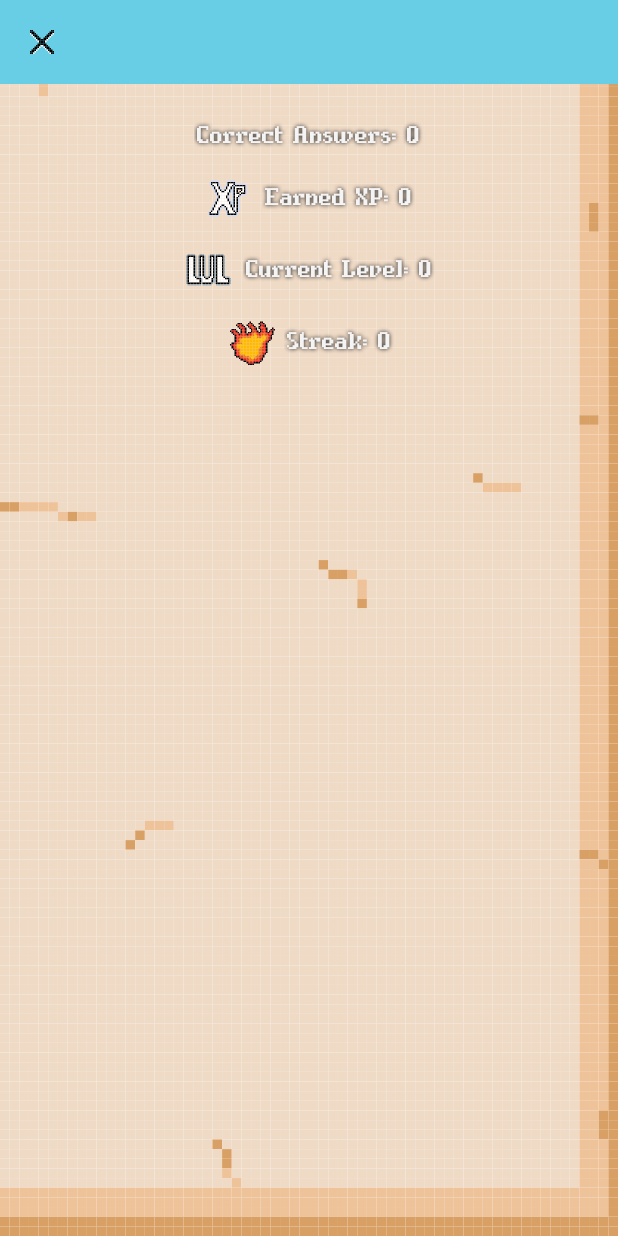
After one commit to LysergFox/MageCode, an Android app: the LessonResultActivity screen opened directly, with no data from a screen before it, on a phone screen of 412 x 824 dp. The commit adds this screen. Run offline under Robolectric (Android 15) with nearby library versions, the phone set to English and light mode, and no system bars.

Commit message:
MC#4 + MC#5 + MC#25: All UI reworked and modified, end result screen.

```diff
--- a/MageCode/app/src/main/AndroidManifest.xml
+++ b/MageCode/app/src/main/AndroidManifest.xml
@@ -26,6 +26,7 @@
         <activity android:name=".view.activities.LessonActivity" android:theme="@style/Theme.MageCode"/>
         <activity android:name=".view.activities.ResultActivity" android:theme="@style/Theme.MageCode"/>
         <activity android:name=".view.activities.ScoreboardActivity" android:theme="@style/Theme.MageCode"/>
+        <activity android:name=".view.activities.LessonResultActivity" android:theme="@style/Theme.MageCode"/>
         <activity android:name=".view.activities.WebViewActivity" />
         <meta-data
             android:name="com.google.android.gms.auth.api.signin.v2.CLIENT_ID"
--- /dev/null
+++ b/MageCode/app/src/main/java/com/kitsune/magecode/view/activities/LessonResultActivity.kt
@@ -0,0 +1,30 @@
+package com.kitsune.magecode.view.activities
+
+import android.os.Bundle
+import android.widget.TextView
+import androidx.appcompat.app.AppCompatActivity
+import com.google.android.material.appbar.MaterialToolbar
+import com.kitsune.magecode.R
+
+class LessonResultActivity : AppCompatActivity() {
+
+    override fun onCreate(savedInstanceState: Bundle?) {
+        super.onCreate(savedInstanceState)
+        setContentView(R.layout.activity_lesson_result)
+
+        val correct = intent.getIntExtra("correctCount", 0)
+        val xp = intent.getIntExtra("earnedXp", 0)
+        val level = intent.getIntExtra("newLevel", 0)
+        val streak = intent.getIntExtra("updatedStreak", 0)
+
+        findViewById<TextView>(R.id.result_correct).text = getString(R.string.correct_answers, correct)
+        findViewById<TextView>(R.id.result_xp).text = getString(R.string.earned_xp, xp)
+        findViewById<TextView>(R.id.result_level).text = getString(R.string.current_level, level)
+        findViewById<TextView>(R.id.result_streak).text = getString(R.string.streak_count, streak)
+
+        val toolbar = findViewById<MaterialToolbar>(R.id.result_toolbar)
+        toolbar.setNavigationOnClickListener {
+            finish()
+        }
+    }
+}
--- a/MageCode/app/src/main/java/com/kitsune/magecode/view/views/DragOrderView.kt
+++ b/MageCode/app/src/main/java/com/kitsune/magecode/view/views/DragOrderView.kt
@@ -7,7 +7,6 @@ import android.graphics.Color
 import android.view.DragEvent
 import android.view.Gravity
 import android.widget.*
-import androidx.core.graphics.toColorInt
 import com.kitsune.magecode.R
 import com.kitsune.magecode.controller.QuestionController
 import com.kitsune.magecode.model.lesson.Question
@@ -55,8 +54,7 @@ class DragOrderView(
         }
         optionsLayout.setOnDragListener(createDropListener(optionsLayout))
 
-        // Render the options
-        question.options.forEach { key ->
+        question.options.shuffled().forEach { key ->
             val localized = getStringByKey(key)
             keyMap[localized] = key
             val view = createDraggableText(localized)
--- a/MageCode/app/src/main/java/com/kitsune/magecode/view/views/MultipleChoiceView.kt
+++ b/MageCode/app/src/main/java/com/kitsune/magecode/view/views/MultipleChoiceView.kt
@@ -32,7 +32,7 @@ class MultipleChoiceView(
         }
         addView(prompt)
 
-        question.options.forEach { optionKey ->
+        question.options.shuffled().forEach { optionKey ->
             val button = Button(context).apply {
                 text = getLocalizedString(optionKey)
                 tag = optionKey
--- /dev/null
+++ b/MageCode/app/src/main/res/layout/activity_lesson_result.xml
@@ -0,0 +1,73 @@
+<?xml version="1.0" encoding="utf-8"?>
+<androidx.constraintlayout.widget.ConstraintLayout
+    xmlns:android="http://schemas.android.com/apk/res/android"
+    xmlns:app="http://schemas.android.com/apk/res-auto"
+    android:layout_width="match_parent"
+    android:layout_height="match_parent"
+    android:background="@drawable/lesson_background">
+
+    <com.google.android.material.appbar.MaterialToolbar
+        android:id="@+id/result_toolbar"
+        android:layout_width="0dp"
+        android:layout_height="wrap_content"
+        android:background="?attr/colorPrimary"
+        android:titleTextColor="@android:color/white"
+        app:navigationIcon="@drawable/close"
+        app:layout_constraintTop_toTopOf="parent"
+        app:layout_constraintStart_toStartOf="parent"
+        app:layout_constraintEnd_toEndOf="parent" />
+
+    <LinearLayout
+        android:id="@+id/result_content"
+        android:orientation="vertical"
+        android:gravity="center"
+        android:layout_width="0dp"
+        android:layout_height="wrap_content"
+        android:layout_marginTop="16dp"
+        app:layout_constraintTop_toBottomOf="@id/result_toolbar"
+        app:layout_constraintStart_toStartOf="parent"
+        app:layout_constraintEnd_toEndOf="parent">
+
+        <TextView
+            android:id="@+id/result_correct"
+            android:textSize="20sp"
+            android:padding="8dp"
+            android:textColor="@color/white"
+            android:layout_width="wrap_content"
+            android:layout_height="wrap_content"/>
+
+        <TextView
+            android:id="@+id/result_xp"
+            android:textSize="20sp"
+            android:padding="8dp"
+            android:textColor="@color/white"
+            android:layout_width="wrap_content"
+            android:layout_height="wrap_content"
+            android:drawableStart="@drawable/xp"
+            android:drawablePadding="8dp"
+            android:gravity="center_vertical"/>
+
+        <TextView
+            android:id="@+id/result_level"
+            android:textSize="20sp"
+            android:padding="8dp"
+            android:textColor="@color/white"
+            android:layout_width="wrap_content"
+            android:layout_height="wrap_content"
+            android:drawableStart="@drawable/level"
+            android:drawablePadding="8dp"
+            android:gravity="center_vertical"/>
+
+        <TextView
+            android:id="@+id/result_streak"
+            android:textSize="20sp"
+            android:padding="8dp"
+            android:textColor="@color/white"
+            android:layout_width="wrap_content"
+            android:layout_height="wrap_content"
+            android:drawableStart="@drawable/streak"
+            android:drawablePadding="8dp"
+            android:gravity="center_vertical"/>
+    </LinearLayout>
+
+</androidx.constraintlayout.widget.ConstraintLayout>
--- a/MageCode/app/src/main/res/layout/activity_results.xml
+++ b/MageCode/app/src/main/res/layout/activity_results.xml
@@ -3,7 +3,9 @@
     android:id="@+id/resultScroll"
     android:layout_width="match_parent"
     android:layout_height="match_parent"
-    android:padding="16dp">
+    android:padding="16dp"
+    android:background="@drawable/lesson_background"
+    android:theme="@style/Theme.MageCode">
 
     <LinearLayout
         android:id="@+id/results_container"
--- a/MageCode/app/src/main/res/layout/activity_scoreboard.xml
+++ b/MageCode/app/src/main/res/layout/activity_scoreboard.xml
@@ -4,7 +4,8 @@
     android:layout_width="match_parent"
     android:layout_height="match_parent"
     android:orientation="vertical"
-    android:padding="16dp">
+    android:padding="16dp"
+    android:background="@drawable/lesson_background">
 
     <Spinner
         android:id="@+id/sort_spinner"
--- a/MageCode/app/src/main/res/layout/scoreboard_item.xml
+++ b/MageCode/app/src/main/res/layout/scoreboard_item.xml
@@ -3,7 +3,8 @@
     android:layout_height="wrap_content"
     android:orientation="horizontal"
     android:padding="12dp"
-    android:gravity="center_vertical">
+    android:gravity="center_vertical"
+    android:background="@drawable/stone_button">
 
     <TextView
         android:id="@+id/player_rank"
--- a/MageCode/app/src/main/res/values/strings.xml
+++ b/MageCode/app/src/main/res/values/strings.xml
@@ -59,4 +59,8 @@
     <string name="lesson_completed">Lesson Complete!</string>
     <string name="scoreboard">Scoreboard</string>
     <string name="streak">Streak</string>
+    <string name="correct_answers">Correct Answers: %1$d</string>
+    <string name="earned_xp">Earned XP: %1$d</string>
+    <string name="current_level">Current Level: %1$d</string>
+    <string name="streak_count">Streak: %1$d</string>
 </resources>
```
Also changed, not shown: MageCode/app/src/main/java/com/kitsune/magecode/controller/App.kt (+14 -2 lines), MageCode/app/src/main/java/com/kitsune/magecode/model/repository/AccountRepository.kt (+33 -0 lines), MageCode/app/src/main/java/com/kitsune/magecode/view/activities/DashboardActivity.kt (+10 -0 lines), MageCode/app/src/main/java/com/kitsune/magecode/view/activities/LessonActivity.kt (+25 -2 lines), MageCode/app/src/main/java/com/kitsune/magecode/view/activities/ResultActivity.kt (+3 -11 lines), MageCode/app/src/main/java/com/kitsune/magecode/view/theme/Color.kt (deleted, +0 -20 lines), MageCode/app/src/main/java/com/kitsune/magecode/view/theme/Theme.kt (deleted, +0 -148 lines), MageCode/app/src/main/java/com/kitsune/magecode/view/theme/Type.kt (deleted, +0 -34 lines), 1 other file.
